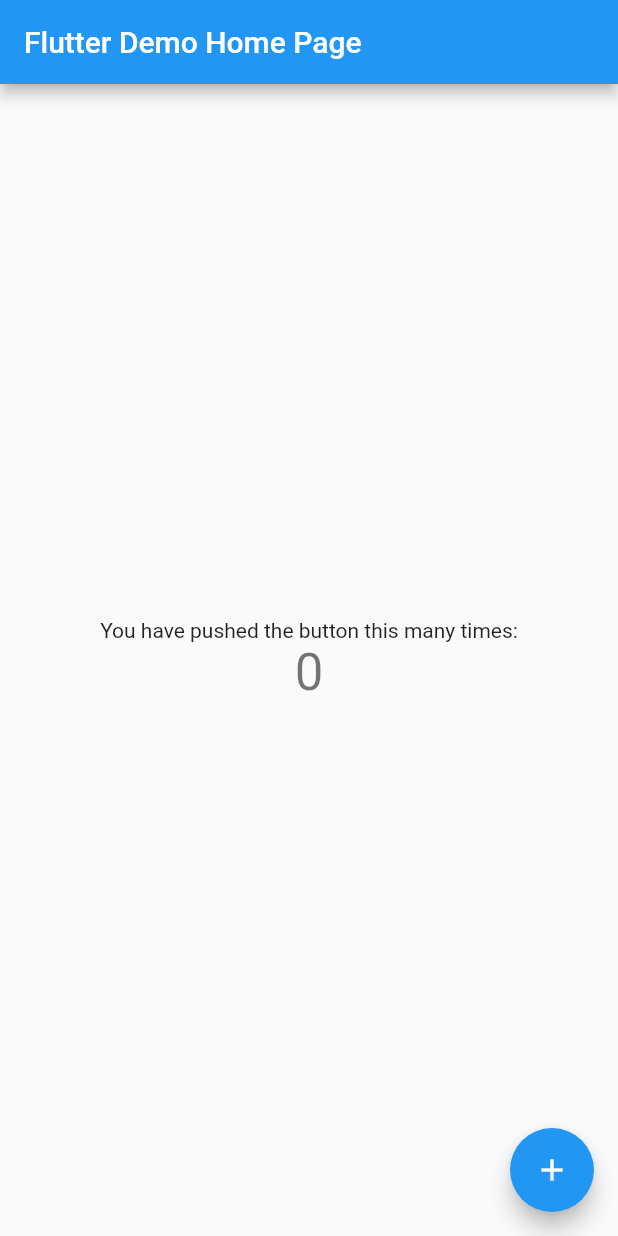
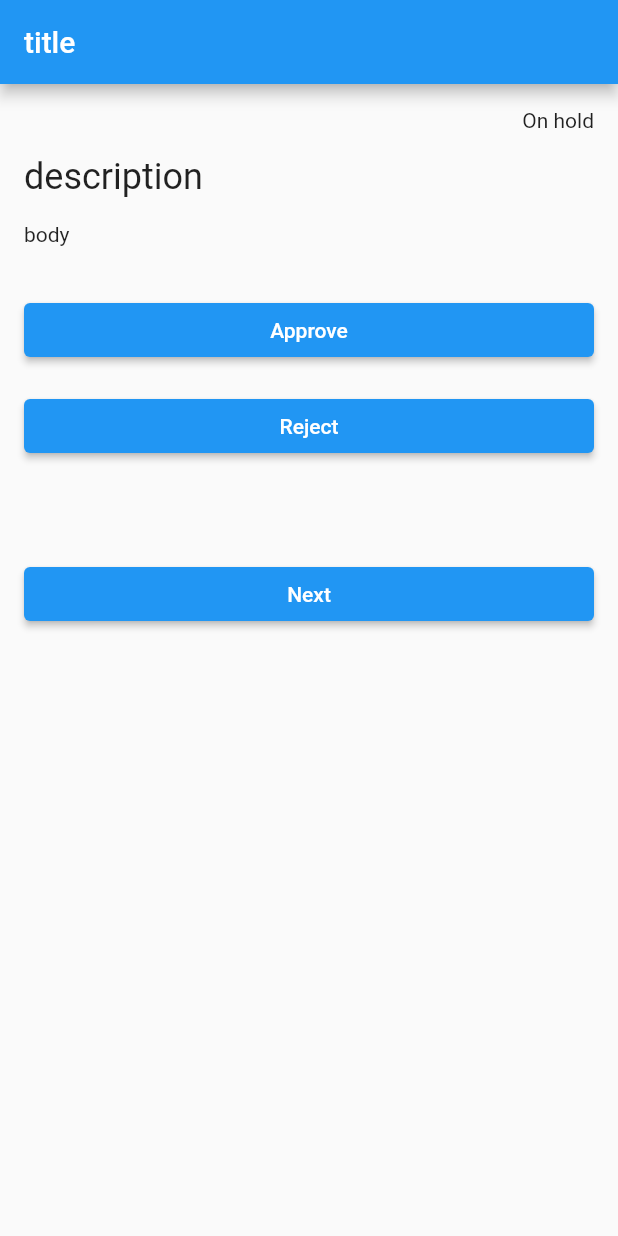
Before and after one commit to CORDEA/danger_flutter_coverage_demo, a Flutter app: the screen it shows after launch, on a phone screen of 412 x 824 dp. Run offline on Flutter 3.47's test engine with Material 2 defaults, Android fonts, the phone set to English and light mode, and no system bars.

Commit message:
update layout

```diff
--- a/lib/app.dart
+++ b/lib/app.dart
@@ -1,5 +1,7 @@
 import 'package:flutter/material.dart';
+import 'package:provider/provider.dart';
 
+import 'document_repository.dart';
 import 'home.dart';
 
 void main() {
@@ -14,7 +16,10 @@ class MyApp extends StatelessWidget {
       theme: ThemeData(
         primarySwatch: Colors.blue,
       ),
-      home: HomePage(title: 'Flutter Demo Home Page'),
+      home: Provider(
+        create: (_) => DocumentRepository(),
+        child: HomePage(),
+      ),
     );
   }
 }
--- a/lib/home.dart
+++ b/lib/home.dart
@@ -1,48 +1,81 @@
 import 'package:flutter/material.dart';
+import 'package:flutter/widgets.dart';
+import 'package:provider/provider.dart';
 
-class HomePage extends StatefulWidget {
-  HomePage({Key? key, required this.title}) : super(key: key);
+import 'home_view_model.dart';
 
-  final String title;
-
+class HomePage extends StatelessWidget {
   @override
-  _HomePageState createState() => _HomePageState();
+  Widget build(BuildContext context) => ChangeNotifierProvider(
+        create: (context) => HomeViewModel(context.read()),
+        child: _HomePage(),
+      );
 }
 
-class _HomePageState extends State<HomePage> {
-  int _counter = 0;
+class _HomePage extends StatefulWidget {
+  @override
+  State<StatefulWidget> createState() => _HomePageState();
+}
 
-  void _incrementCounter() {
-    setState(() {
-      _counter++;
-    });
+class _HomePageState extends State<_HomePage> {
+  @override
+  void initState() {
+    super.initState();
+    context.read<HomeViewModel>().load();
   }
 
   @override
   Widget build(BuildContext context) {
     return Scaffold(
       appBar: AppBar(
-        title: Text(widget.title),
+        title: Selector<HomeViewModel, String>(
+          selector: (_, viewModel) => viewModel.title,
+          builder: (_, value, __) => Text(value),
+        ),
       ),
-      body: Center(
+      body: Padding(
+        padding: const EdgeInsets.all(16),
         child: Column(
-          mainAxisAlignment: MainAxisAlignment.center,
+          crossAxisAlignment: CrossAxisAlignment.stretch,
           children: <Widget>[
-            Text(
-              'You have pushed the button this many times:',
+            Selector<HomeViewModel, String>(
+              selector: (_, viewModel) => viewModel.status,
+              builder: (_, value, __) => Text(
+                value,
+                textAlign: TextAlign.end,
+              ),
             ),
-            Text(
-              '$_counter',
-              style: Theme.of(context).textTheme.headline4,
+            const SizedBox(height: 16),
+            Selector<HomeViewModel, String>(
+              selector: (_, viewModel) => viewModel.description,
+              builder: (_, value, __) => Text(
+                value,
+                style: Theme.of(context).textTheme.headline5,
+              ),
+            ),
+            const SizedBox(height: 16),
+            Selector<HomeViewModel, String>(
+              selector: (_, viewModel) => viewModel.body,
+              builder: (_, value, __) => Text(value),
+            ),
+            const SizedBox(height: 32),
+            ElevatedButton(
+              onPressed: () => context.read<HomeViewModel>().onApproveTapped(),
+              child: const Text('Approve'),
+            ),
+            const SizedBox(height: 16),
+            ElevatedButton(
+              onPressed: () => context.read<HomeViewModel>().onRejectTapped(),
+              child: const Text('Reject'),
+            ),
+            const SizedBox(height: 64),
+            ElevatedButton(
+              onPressed: () => context.read<HomeViewModel>().onHoldTapped(),
+              child: const Text('Next'),
             ),
           ],
         ),
       ),
-      floatingActionButton: FloatingActionButton(
-        onPressed: _incrementCounter,
-        tooltip: 'Increment',
-        child: Icon(Icons.add),
-      ),
     );
   }
 }
```
